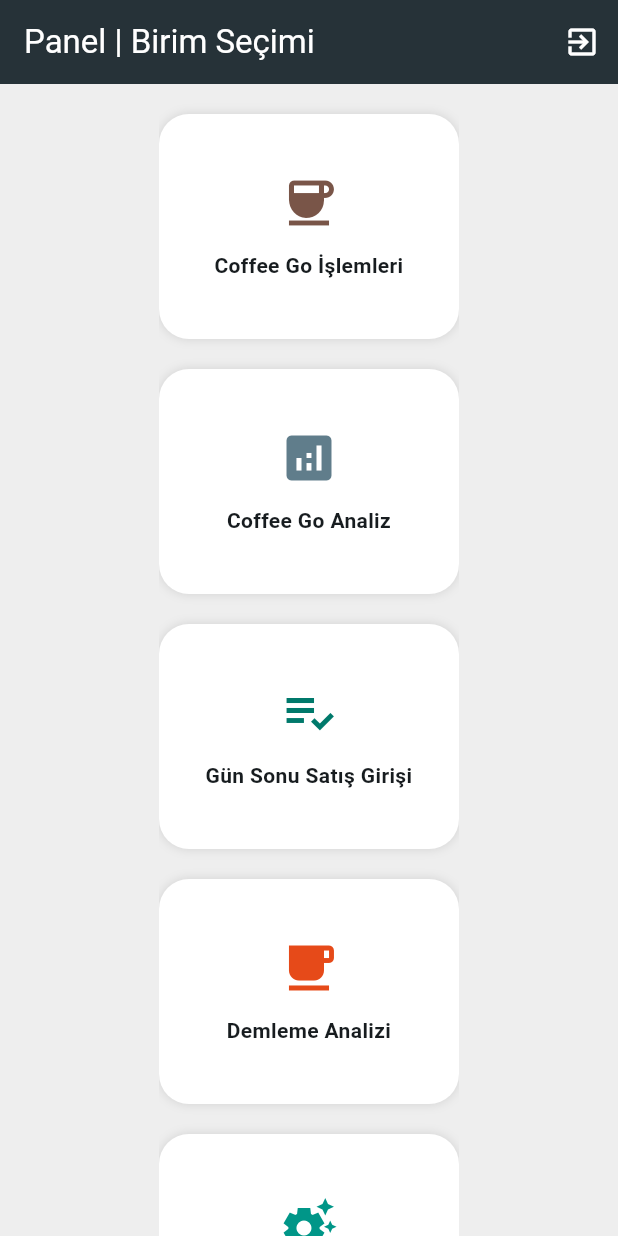
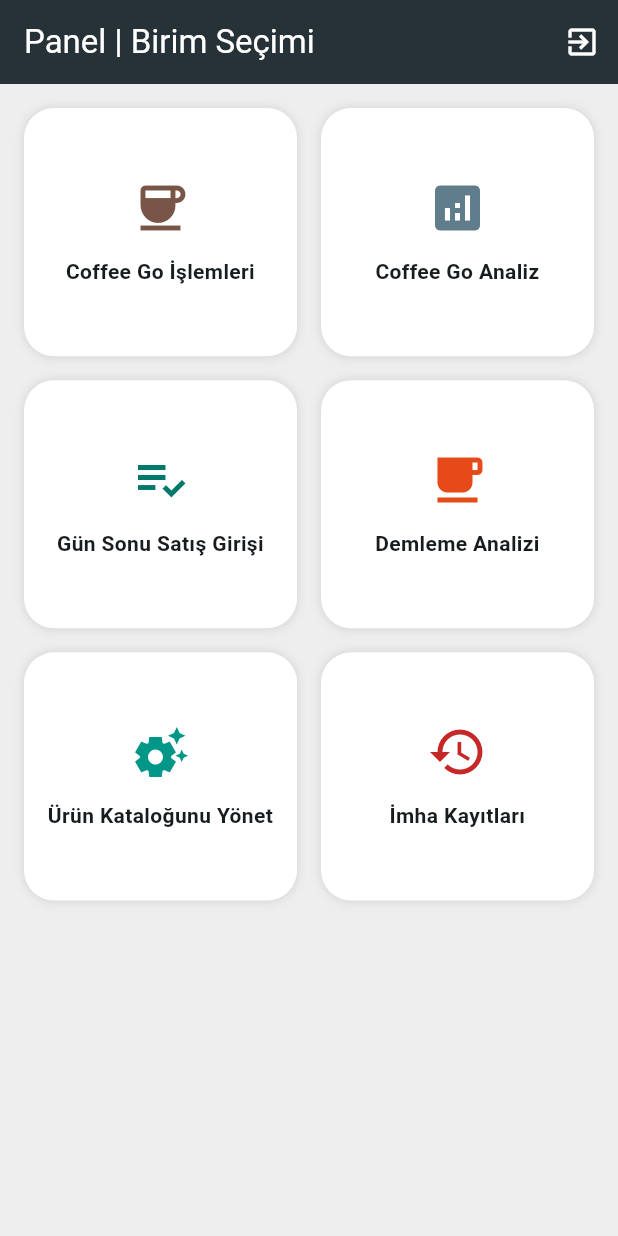
Before and after one commit to giteXceps/OlleysAPP, a Flutter app: the BirimSecimEkrani screen opened directly, on a phone screen of 412 x 824 dp. Run offline on Flutter 3.47's test engine with Material 3 defaults, Android fonts, the phone set to English and light mode, and no system bars; our stand-ins replace cloud_firestore, firebase_core, fl_chart, shared_preferences; accounts and stored records are empty.

Commit message:
imha kayıtları ekranı

```diff
--- a/lib/ekranlar/birim_secim_ekrani.dart
+++ b/lib/ekranlar/birim_secim_ekrani.dart
@@ -5,6 +5,7 @@
 import 'giris_ekrani.dart';
 import 'toplu_satis_ekrani.dart';
 import 'urun_yonetim_ekrani.dart';
+import 'imha_loglari_ekrani.dart';
 
 class BirimSecimEkrani extends StatelessWidget {
   final String yetki; // 'genel' veya 'birim'
@@ -14,8 +15,7 @@
 
   @override
   Widget build(BuildContext context) {
-    // Uygulama sadece Coffee Go — genel yönetici her şeyi,
-    // birim yöneticisi de Coffee Go'ya atanmışsa aynı şeyi görür.
+    // Kullanıcının yetkisi kontrol ediliyor
     final bool yetkili =
         yetki == 'genel' || (yetki == 'birim' && hedefBirim == 'Coffee Go');
 
@@ -39,14 +39,19 @@
           ),
         ],
       ),
-      body: Center(
-        child: SingleChildScrollView(
-          padding: const EdgeInsets.symmetric(vertical: 20),
-          child: yetkili
-              ? Wrap(
-                  spacing: 20,
-                  runSpacing: 20,
-                  alignment: WrapAlignment.center,
+      body: yetkili
+          // YENİ UYGULAMA: SingleChildScrollView ve Wrap yerine Padding ve GridView kullanıyoruz.
+          ? Padding(
+              padding: const EdgeInsets.all(
+                16.0,
+              ), // Kenarlardan rahat bir boşluk bırakıyoruz
+              child: GridView.count(
+                crossAxisCount:
+                    2, // Yan yana 2 adet kart göstermesini istiyoruz
+                crossAxisSpacing: 16, // Kartların aralarındaki yatay boşluk
+                mainAxisSpacing: 16, // Kartların aralarındaki dikey boşluk
+                childAspectRatio:
+                    1.1, // Kartların en/boy oranını (kareye yakın) belirliyoruz. Bu değeri değiştirerek kartların yüksekliğiyle oynayabilirsin.
                 children: [
                   _birimKarti(
                     context,
@@ -83,7 +88,16 @@
                     renk: Colors.teal,
                     sayfa: const UrunYonetimEkrani(),
                   ),
+                  // --- YENİ EKLENEN KART: İmha Logları ---
+                  _birimKarti(
+                    context,
+                    baslik: 'İmha Kayıtları',
+                    ikon: Icons.history,
+                    renk: Colors.red[800]!,
+                    sayfa: const ImhaLoglariEkrani(),
+                  ),
                 ],
+              ),
             )
           : const Center(
               child: Text(
@@ -92,11 +106,10 @@
                 style: TextStyle(color: Colors.grey),
               ),
             ),
-        ),
-      ),
     );
   }
 
+  // YENİ UYGULAMA: Kartın sabit genişlik ve yükseklik değerlerini kaldırdık.
   Widget _birimKarti(
     BuildContext context, {
     required String baslik,
@@ -114,22 +127,28 @@
         }
       },
       child: Container(
-        width: 200,
-        height: 150,
+        // width ve height satırları silindi, artık GridView boyutlandırmayı devralıyor.
         decoration: BoxDecoration(
           color: Colors.white,
           borderRadius: BorderRadius.circular(20),
           boxShadow: const [BoxShadow(color: Colors.black12, blurRadius: 5)],
         ),
         child: Column(
-          mainAxisAlignment: MainAxisAlignment.center,
+          mainAxisAlignment:
+              MainAxisAlignment.center, // İkon ve metni tam ortaya hizala
           children: [
             Icon(ikon, size: 40, color: renk),
             const SizedBox(height: 12),
-            Text(
+            Padding(
+              padding: const EdgeInsets.symmetric(horizontal: 8.0),
+              child: Text(
                 baslik,
                 textAlign: TextAlign.center,
-              style: const TextStyle(fontWeight: FontWeight.bold),
+                style: const TextStyle(
+                  fontWeight: FontWeight.bold,
+                  fontSize: 14,
+                ), // Metni bir tık küçülttük ki sığsın
+              ),
             ),
           ],
         ),
--- a/lib/ekranlar/giris_ekrani.dart
+++ b/lib/ekranlar/giris_ekrani.dart
@@ -2,7 +2,8 @@
 import 'package:cloud_firestore/cloud_firestore.dart';
 import 'birim_secim_ekrani.dart';
 import 'coffee_go_ana_ekrani.dart';
-import 'root_yonetim_ekrani.dart'; // Bu dosyayı aşağıda oluşturacağız
+import 'root_yonetim_ekrani.dart';
+import 'package:shared_preferences/shared_preferences.dart';
 
 class GirisEkrani extends StatefulWidget {
   const GirisEkrani({super.key});
@@ -37,6 +38,9 @@
         var veri = userDoc.docs.first.data();
         String rol = veri['rol'];
         String birim = veri['birim'] ?? '';
+
+        final prefs = await SharedPreferences.getInstance();
+        await prefs.setString('aktifKullanici', girilenAd);
 
         if (!mounted) return;
 
--- a/pubspec.yaml
+++ b/pubspec.yaml
@@ -39,6 +39,7 @@
   intl: ^0.20.2
   fl_chart: ^1.2.0
   msix: ^3.16.13
+  shared_preferences: ^2.5.5
 
 dev_dependencies:
   flutter_test:
```
Also changed, not shown: lib/ekranlar/imha_loglari_ekrani.dart (added, +91 -0 lines), lib/ekranlar/pasta_takip_ekrani.dart (+37 -27 lines), pubspec.lock, 1 other file. Lines whose indentation alone changed are shown as unchanged.
